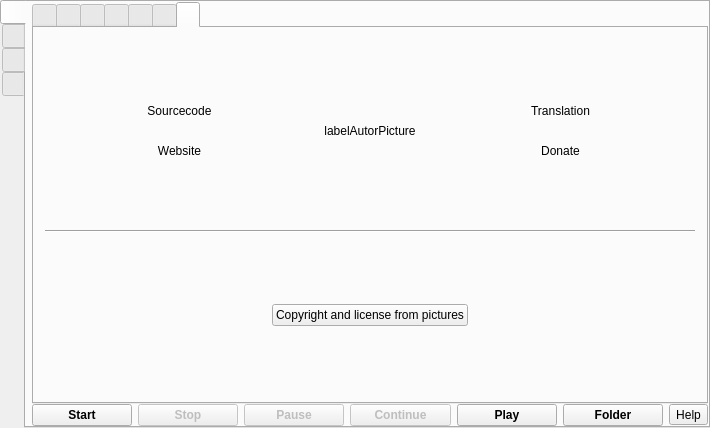
vkohaupt/vokoscreenNG, file src/formMainWindow.ui: the form before one commit.
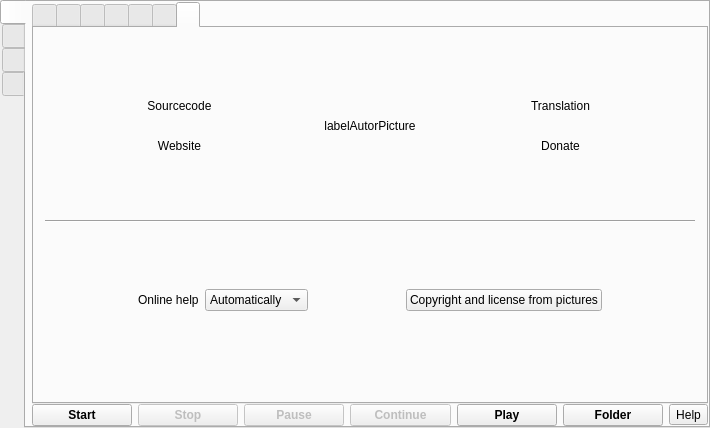
The form after the commit. The open tabs and pages were chosen to show the change. Icons and pictures are not drawn.

Commit message: Select the language for the online help via a combobox possible.

What changed in the file:
```diff
--- a/src/formMainWindow.ui
+++ b/src/formMainWindow.ui
@@ -1744,7 +1744,7 @@
            <attribute name="title">
             <string notr="true"/>
            </attribute>
-           <layout class="QVBoxLayout" name="verticalLayout_3" stretch="0,0,0,0,0,0,0">
+           <layout class="QVBoxLayout" name="verticalLayout_3" stretch="0,0,0,0,0,0,0,0">
             <item>
              <spacer name="verticalSpacer_7">
               <property name="orientation">
@@ -1868,6 +1868,38 @@
             </item>
             <item>
              <layout class="QHBoxLayout" name="horizontalLayout_10">
+              <item>
+               <spacer name="horizontalSpacer_12">
+                <property name="orientation">
+                 <enum>Qt::Horizontal</enum>
+                </property>
+                <property name="sizeHint" stdset="0">
+                 <size>
+                  <width>40</width>
+                  <height>20</height>
+                 </size>
+                </property>
+               </spacer>
+              </item>
+              <item>
+               <widget class="QLabel" name="label_20">
+                <property name="text">
+                 <string notr="true">Online help</string>
+                </property>
+               </widget>
+              </item>
+              <item>
+               <widget class="QComboBox" name="comboBoxOnlineHelp">
+                <property name="currentText">
+                 <string notr="true">Automatically</string>
+                </property>
+                <item>
+                 <property name="text">
+                  <string notr="true">Automatically</string>
+                 </property>
+                </item>
+               </widget>
+              </item>
               <item>
                <spacer name="horizontalSpacer_6">
                 <property name="orientation">
@@ -1903,6 +1935,36 @@
               </item>
              </layout>
             </item>
+            <item>
+             <layout class="QHBoxLayout" name="horizontalLayout_15">
+              <item>
+               <spacer name="horizontalSpacer_5">
+                <property name="orientation">
+                 <enum>Qt::Horizontal</enum>
+                </property>
+                <property name="sizeHint" stdset="0">
+                 <size>
+                  <width>40</width>
+                  <height>20</height>
+                 </size>
+                </property>
+               </spacer>
+              </item>
+              <item>
+               <spacer name="horizontalSpacer_11">
+                <property name="orientation">
+                 <enum>Qt::Horizontal</enum>
+                </property>
+                <property name="sizeHint" stdset="0">
+                 <size>
+                  <width>40</width>
+                  <height>20</height>
+                 </size>
+                </property>
+               </spacer>
+              </item>
+             </layout>
+            </item>
             <item>
              <spacer name="verticalSpacer_14">
               <property name="orientation">
```
Left out of the diff: 2 changed lines with no effect on the pictures. The commit also changes 2 other files.
